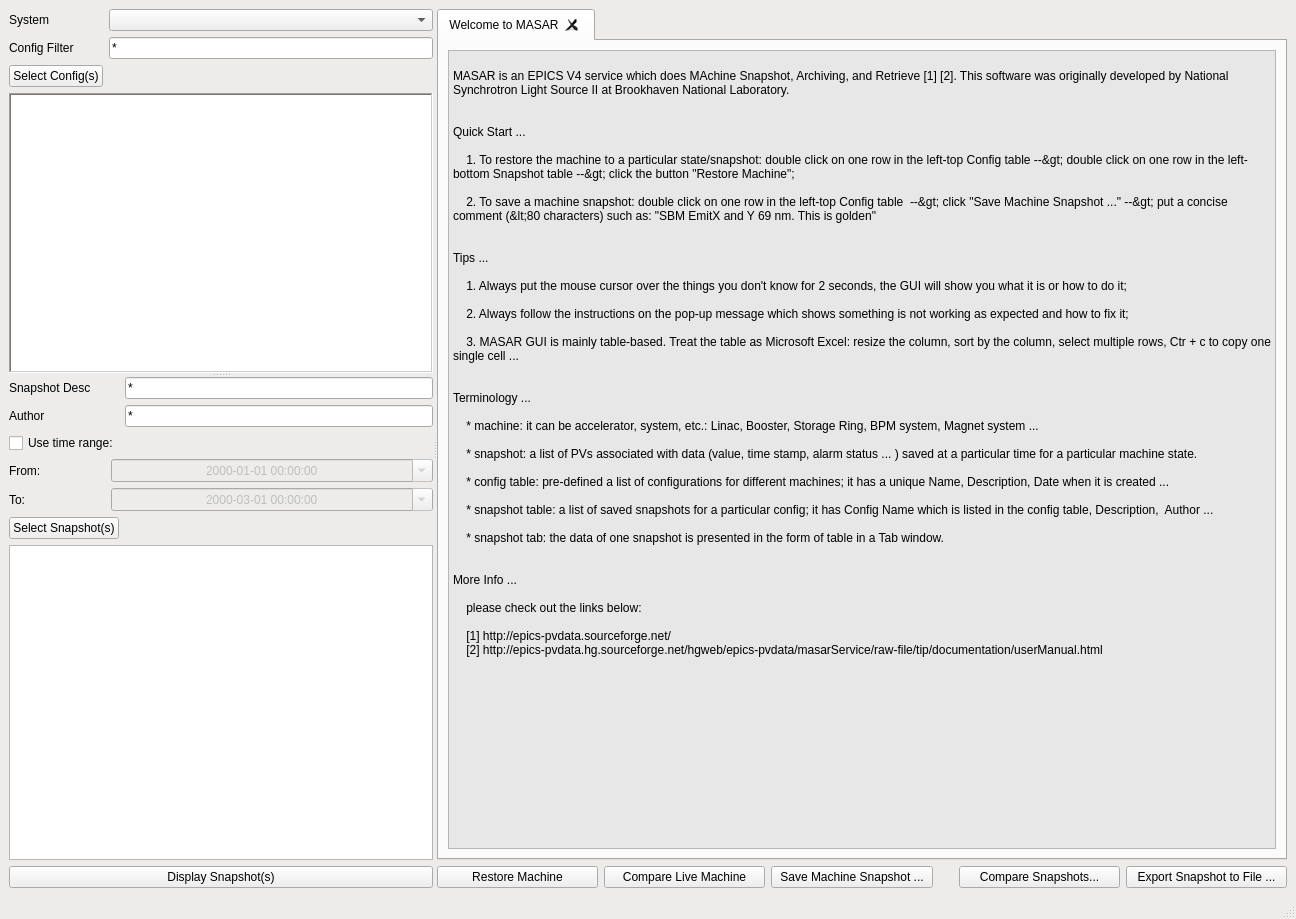
Old version of the form python/masarclient/ui/ui_masar.ui in the repository NSLS-II/masarUI.
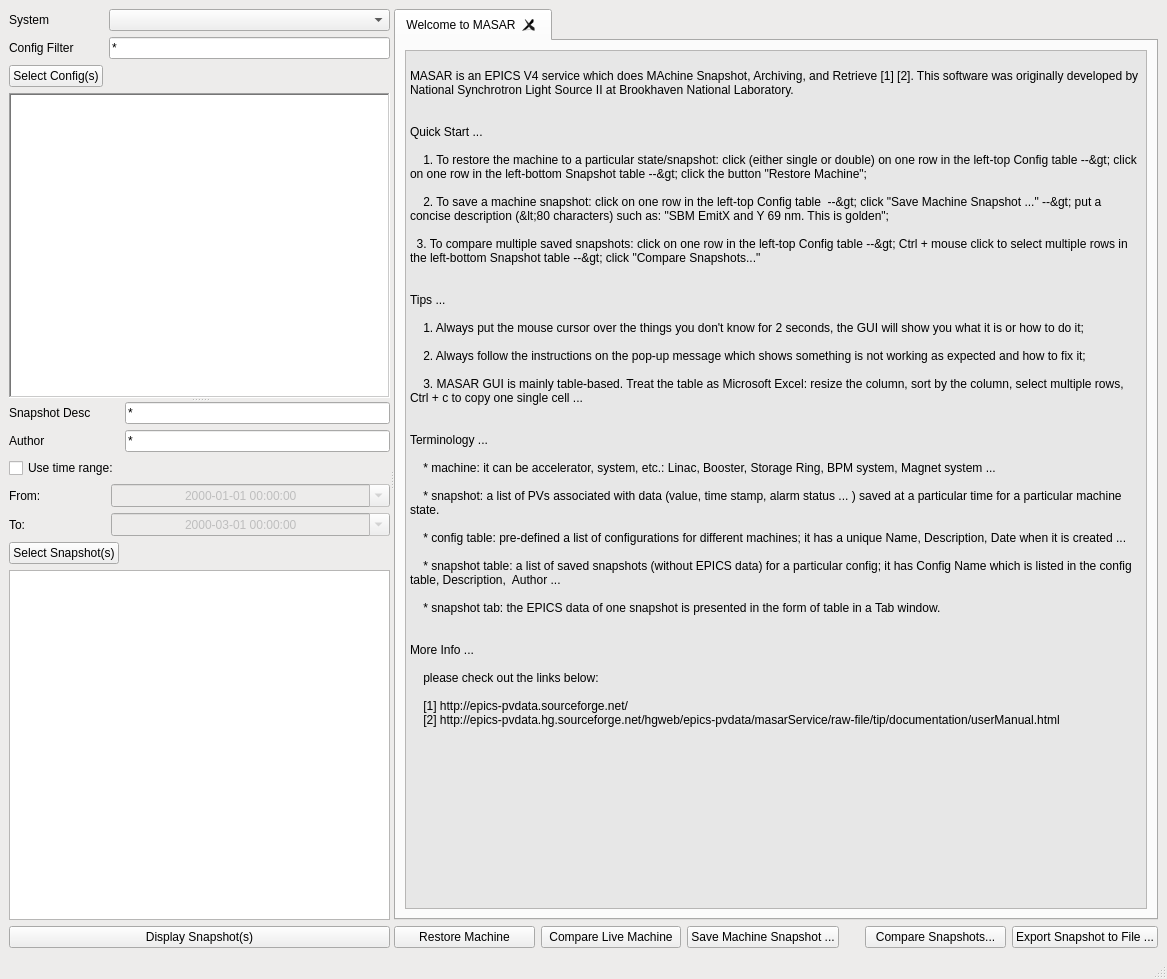
New version of the form. Icons and pictures are not drawn.

Commit message: updated user instruction ui_masr.ui

The edit to the form file:
```diff
--- a/python/masarclient/ui/ui_masar.ui
+++ b/python/masarclient/ui/ui_masar.ui
@@ -9,8 +9,8 @@
    <rect>
     <x>0</x>
     <y>0</y>
-    <width>1296</width>
-    <height>919</height>
+    <width>1167</width>
+    <height>979</height>
    </rect>
   </property>
   <property name="palette">
@@ -523,9 +523,11 @@
 
 Quick Start ...
 
-    1. To restore the machine to a particular state/snapshot: double click on one row in the left-top Config table --&gt; double click on one row in the left-bottom Snapshot table --&gt; click the button &quot;Restore Machine&quot;;
+    1. To restore the machine to a particular state/snapshot: click (either single or double) on one row in the left-top Config table --&gt; click on one row in the left-bottom Snapshot table --&gt; click the button &quot;Restore Machine&quot;;
     
-    2. To save a machine snapshot: double click on one row in the left-top Config table  --&gt; click &quot;Save Machine Snapshot ...&quot; --&gt; put a concise comment (&lt;80 characters) such as: &quot;SBM EmitX and Y 69 nm. This is golden&quot;
+    2. To save a machine snapshot: click on one row in the left-top Config table  --&gt; click &quot;Save Machine Snapshot ...&quot; --&gt; put a concise description (&lt;80 characters) such as: &quot;SBM EmitX and Y 69 nm. This is golden&quot;;
+
+  3. To compare multiple saved snapshots: click on one row in the left-top Config table --&gt; Ctrl + mouse click to select multiple rows in the left-bottom Snapshot table --&gt; click &quot;Compare Snapshots...&quot;
 
 
 Tips ...
@@ -534,7 +536,7 @@
     
     2. Always follow the instructions on the pop-up message which shows something is not working as expected and how to fix it; 
   
-    3. MASAR GUI is mainly table-based. Treat the table as Microsoft Excel: resize the column, sort by the column, select multiple rows, Ctr + c to copy one single cell ...  
+    3. MASAR GUI is mainly table-based. Treat the table as Microsoft Excel: resize the column, sort by the column, select multiple rows, Ctrl + c to copy one single cell ...  
    
 
 Terminology ...
@@ -545,9 +547,9 @@
 
     * config table: pre-defined a list of configurations for different machines; it has a unique Name, Description, Date when it is created ...  
 
-    * snapshot table: a list of saved snapshots for a particular config; it has Config Name which is listed in the config table, Description,  Author ...  
+    * snapshot table: a list of saved snapshots (without EPICS data) for a particular config; it has Config Name which is listed in the config table, Description,  Author ...  
 
-    * snapshot tab: the data of one snapshot is presented in the form of table in a Tab window.
+    * snapshot tab: the EPICS data of one snapshot is presented in the form of table in a Tab window.
 
 
 More Info ...
```
Left out of the diff: 10 changed lines with no effect on the pictures. The commit also changes 2 other files.
